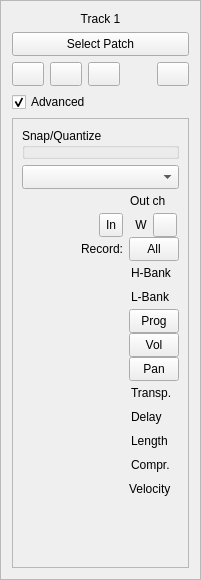
First picture: the form in oom/widgets/mtrackinfobase.ui, repository ccherrett/oom, before the edit.
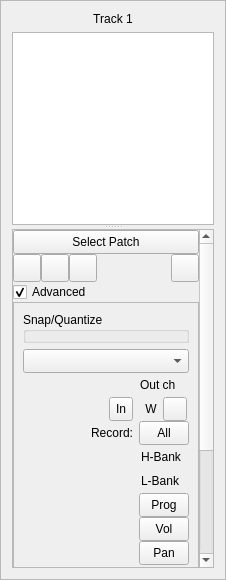
Second picture: the form after the edit. Custom widgets are drawn as their Qt base class.

What changed in the file:
```diff
--- a/oom/widgets/mtrackinfobase.ui
+++ b/oom/widgets/mtrackinfobase.ui
@@ -6,7 +6,7 @@
    <rect>
     <x>0</x>
     <y>0</y>
-    <width>201</width>
+    <width>226</width>
     <height>580</height>
    </rect>
   </property>
@@ -52,6 +52,72 @@
     </widget>
    </item>
    <item>
+    <widget class="QSplitter" name="splitter">
+     <property name="orientation">
+      <enum>Qt::Vertical</enum>
+     </property>
+     <widget class="QWidget" name="widget" native="true">
+      <layout class="QVBoxLayout" name="verticalLayout_6">
+       <property name="spacing">
+        <number>3</number>
+       </property>
+       <property name="margin">
+        <number>0</number>
+       </property>
+       <item>
+        <widget class="QTreeView" name="patchList">
+         <property name="minimumSize">
+          <size>
+           <width>150</width>
+           <height>150</height>
+          </size>
+         </property>
+         <property name="editTriggers">
+          <set>QAbstractItemView::NoEditTriggers</set>
+         </property>
+         <property name="tabKeyNavigation">
+          <bool>true</bool>
+         </property>
+         <property name="alternatingRowColors">
+          <bool>true</bool>
+         </property>
+         <property name="iconSize">
+          <size>
+           <width>16</width>
+           <height>16</height>
+          </size>
+         </property>
+         <property name="textElideMode">
+          <enum>Qt::ElideNone</enum>
+         </property>
+         <property name="animated">
+          <bool>true</bool>
+         </property>
+        </widget>
+       </item>
+      </layout>
+     </widget>
+     <widget class="QScrollArea" name="scrollArea">
+      <property name="widgetResizable">
+       <bool>true</bool>
+      </property>
+      <widget class="QWidget" name="patchSeqContents">
+       <property name="geometry">
+        <rect>
+         <x>0</x>
+         <y>0</y>
+         <width>185</width>
+         <height>549</height>
+        </rect>
+       </property>
+       <layout class="QVBoxLayout" name="verticalLayout_5">
+        <property name="spacing">
+         <number>0</number>
+        </property>
+        <property name="margin">
+         <number>0</number>
+        </property>
+        <item>
     <layout class="QVBoxLayout" name="verticalLayout_2">
      <property name="sizeConstraint">
       <enum>QLayout::SetMinAndMaxSize</enum>
@@ -106,14 +172,14 @@
          </property>
          <property name="minimumSize">
           <size>
-           <width>24</width>
-           <height>24</height>
+                <width>28</width>
+                <height>28</height>
           </size>
          </property>
          <property name="maximumSize">
           <size>
-           <width>32</width>
-           <height>32</height>
+                <width>28</width>
+                <height>28</height>
           </size>
          </property>
          <property name="text">
@@ -131,14 +197,14 @@
          </property>
          <property name="minimumSize">
           <size>
-           <width>24</width>
-           <height>24</height>
+                <width>28</width>
+                <height>28</height>
           </size>
          </property>
          <property name="maximumSize">
           <size>
-           <width>32</width>
-           <height>32</height>
+                <width>28</width>
+                <height>28</height>
           </size>
          </property>
          <property name="text">
@@ -156,14 +222,14 @@
          </property>
          <property name="minimumSize">
           <size>
-           <width>24</width>
-           <height>24</height>
+                <width>28</width>
+                <height>28</height>
           </size>
          </property>
          <property name="maximumSize">
           <size>
-           <width>32</width>
-           <height>32</height>
+                <width>28</width>
+                <height>28</height>
           </size>
          </property>
          <property name="text">
@@ -203,14 +269,14 @@
          </property>
          <property name="minimumSize">
           <size>
-           <width>24</width>
-           <height>24</height>
+                <width>28</width>
+                <height>28</height>
           </size>
          </property>
          <property name="maximumSize">
           <size>
-           <width>32</width>
-           <height>32</height>
+                <width>28</width>
+                <height>28</height>
           </size>
          </property>
          <property name="text">
@@ -1146,6 +1212,13 @@
       </widget>
      </item>
     </layout>
+        </item>
+       </layout>
+       <zorder>widget</zorder>
+       <zorder></zorder>
+      </widget>
+     </widget>
+    </widget>
    </item>
   </layout>
  </widget>
```
Left out of the diff: 2 changed lines with no effect on the pictures. Lines whose indentation alone changed are shown as unchanged.
